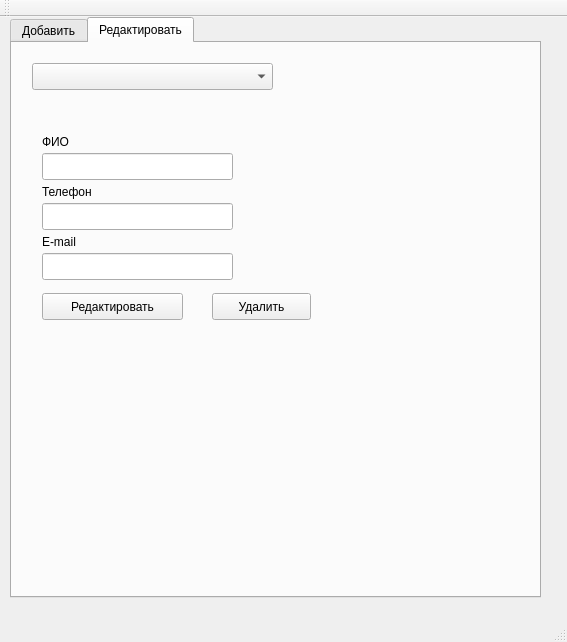
Above: mainwindow.ui from 4ukuta/maxcrm before the change. Below: the same form after it.
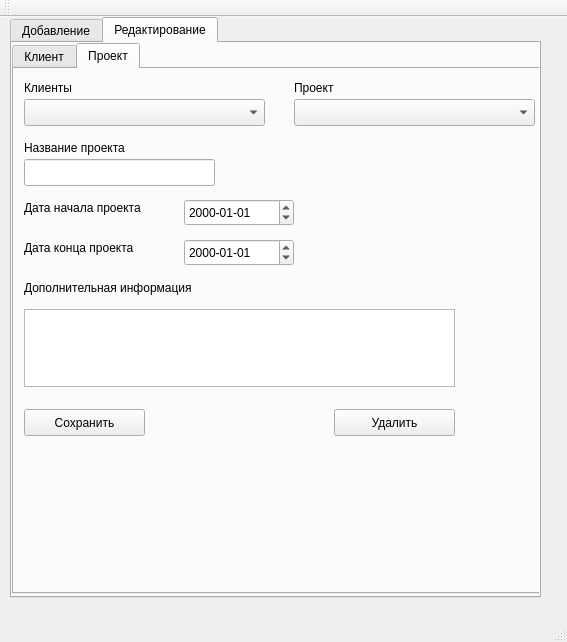
That is the form after the change.

What changed in the file:
```diff
--- a/mainwindow.ui
+++ b/mainwindow.ui
@@ -31,7 +31,7 @@
     </property>
     <widget class="QWidget" name="tab">
      <attribute name="title">
-      <string>Добавить</string>
+      <string>Добавление</string>
      </attribute>
      <widget class="QLineEdit" name="fio">
       <property name="geometry">
@@ -216,12 +216,28 @@
     </widget>
     <widget class="QWidget" name="tab_2">
      <attribute name="title">
-      <string>Редактировать</string>
+      <string>Редактирование</string>
+     </attribute>
+     <widget class="QTabWidget" name="tabWidget_3">
+      <property name="geometry">
+       <rect>
+        <x>0</x>
+        <y>0</y>
+        <width>531</width>
+        <height>551</height>
+       </rect>
+      </property>
+      <property name="currentIndex">
+       <number>1</number>
+      </property>
+      <widget class="QWidget" name="tab_7">
+       <attribute name="title">
+        <string>Клиент</string>
      </attribute>
      <widget class="QComboBox" name="comboBox">
       <property name="geometry">
        <rect>
-        <x>20</x>
+          <x>10</x>
         <y>20</y>
         <width>241</width>
         <height>27</height>
@@ -231,36 +247,10 @@
        <string/>
       </property>
      </widget>
-     <widget class="QPushButton" name="pushButton_3">
-      <property name="geometry">
-       <rect>
-        <x>200</x>
-        <y>250</y>
-        <width>99</width>
-        <height>27</height>
-       </rect>
-      </property>
-      <property name="text">
-       <string>Удалить</string>
-      </property>
-     </widget>
-     <widget class="QLabel" name="label_8">
-      <property name="geometry">
-       <rect>
-        <x>30</x>
-        <y>140</y>
-        <width>67</width>
-        <height>17</height>
-       </rect>
-      </property>
-      <property name="text">
-       <string>Телефон</string>
-      </property>
-     </widget>
      <widget class="QLabel" name="label_9">
       <property name="geometry">
        <rect>
-        <x>30</x>
+          <x>20</x>
         <y>90</y>
         <width>67</width>
         <height>17</height>
@@ -270,61 +260,270 @@
        <string>ФИО</string>
       </property>
      </widget>
+       <widget class="QLabel" name="label_8">
+        <property name="geometry">
+         <rect>
+          <x>20</x>
+          <y>140</y>
+          <width>67</width>
+          <height>17</height>
+         </rect>
+        </property>
+        <property name="text">
+         <string>Телефон</string>
+        </property>
+       </widget>
+       <widget class="QLabel" name="label_11">
+        <property name="geometry">
+         <rect>
+          <x>20</x>
+          <y>190</y>
+          <width>67</width>
+          <height>17</height>
+         </rect>
+        </property>
+        <property name="text">
+         <string>E-mail</string>
+        </property>
+       </widget>
+       <widget class="QPushButton" name="pushButton_3">
+        <property name="geometry">
+         <rect>
+          <x>190</x>
+          <y>250</y>
+          <width>99</width>
+          <height>27</height>
+         </rect>
+        </property>
+        <property name="text">
+         <string>Удалить</string>
+        </property>
+       </widget>
      <widget class="QLineEdit" name="phone_2">
       <property name="geometry">
        <rect>
-        <x>30</x>
+          <x>20</x>
         <y>160</y>
         <width>191</width>
         <height>27</height>
        </rect>
       </property>
      </widget>
-     <widget class="QLineEdit" name="email_2">
-      <property name="geometry">
-       <rect>
-        <x>30</x>
-        <y>210</y>
-        <width>191</width>
-        <height>27</height>
-       </rect>
-      </property>
-     </widget>
-     <widget class="QLabel" name="label_11">
-      <property name="geometry">
-       <rect>
-        <x>30</x>
-        <y>190</y>
-        <width>67</width>
-        <height>17</height>
-       </rect>
-      </property>
-      <property name="text">
-       <string>E-mail</string>
-      </property>
-     </widget>
-     <widget class="QLineEdit" name="fio_2">
-      <property name="geometry">
-       <rect>
-        <x>30</x>
-        <y>110</y>
-        <width>191</width>
-        <height>27</height>
-       </rect>
-      </property>
-     </widget>
      <widget class="QPushButton" name="pushButton_2">
       <property name="geometry">
        <rect>
-        <x>30</x>
+          <x>20</x>
         <y>250</y>
         <width>141</width>
         <height>27</height>
        </rect>
       </property>
       <property name="text">
-       <string>Редактировать</string>
-      </property>
+         <string>Сохранить</string>
+        </property>
+       </widget>
+       <widget class="QLineEdit" name="fio_2">
+        <property name="geometry">
+         <rect>
+          <x>20</x>
+          <y>110</y>
+          <width>191</width>
+          <height>27</height>
+         </rect>
+        </property>
+       </widget>
+       <widget class="QLineEdit" name="email_2">
+        <property name="geometry">
+         <rect>
+          <x>20</x>
+          <y>210</y>
+          <width>191</width>
+          <height>27</height>
+         </rect>
+        </property>
+       </widget>
+      </widget>
+      <widget class="QWidget" name="tab_8">
+       <attribute name="title">
+        <string>Проект</string>
+       </attribute>
+       <widget class="QDateEdit" name="data_end_3">
+        <property name="geometry">
+         <rect>
+          <x>170</x>
+          <y>170</y>
+          <width>110</width>
+          <height>27</height>
+         </rect>
+        </property>
+        <property name="displayFormat">
+         <string>yyyy-dd-MM</string>
+        </property>
+       </widget>
+       <widget class="QComboBox" name="comboBox_4">
+        <property name="geometry">
+         <rect>
+          <x>10</x>
+          <y>30</y>
+          <width>241</width>
+          <height>27</height>
+         </rect>
+        </property>
+        <property name="currentText">
+         <string/>
+        </property>
+       </widget>
+       <widget class="QLabel" name="label_26">
+        <property name="geometry">
+         <rect>
+          <x>10</x>
+          <y>170</y>
+          <width>161</width>
+          <height>17</height>
+         </rect>
+        </property>
+        <property name="text">
+         <string>Дата конца проекта</string>
+        </property>
+       </widget>
+       <widget class="QLabel" name="label_25">
+        <property name="geometry">
+         <rect>
+          <x>10</x>
+          <y>10</y>
+          <width>67</width>
+          <height>17</height>
+         </rect>
+        </property>
+        <property name="text">
+         <string>Клиенты</string>
+        </property>
+       </widget>
+       <widget class="QLineEdit" name="projectname_3">
+        <property name="geometry">
+         <rect>
+          <x>10</x>
+          <y>90</y>
+          <width>191</width>
+          <height>27</height>
+         </rect>
+        </property>
+       </widget>
+       <widget class="QLabel" name="label_23">
+        <property name="geometry">
+         <rect>
+          <x>10</x>
+          <y>130</y>
+          <width>161</width>
+          <height>17</height>
+         </rect>
+        </property>
+        <property name="text">
+         <string>Дата начала проекта</string>
+        </property>
+       </widget>
+       <widget class="QPushButton" name="pushButton_7">
+        <property name="geometry">
+         <rect>
+          <x>10</x>
+          <y>340</y>
+          <width>121</width>
+          <height>27</height>
+         </rect>
+        </property>
+        <property name="text">
+         <string>Сохранить</string>
+        </property>
+       </widget>
+       <widget class="QPlainTextEdit" name="datainfo_3">
+        <property name="geometry">
+         <rect>
+          <x>10</x>
+          <y>240</y>
+          <width>431</width>
+          <height>78</height>
+         </rect>
+        </property>
+       </widget>
+       <widget class="QLabel" name="label_24">
+        <property name="geometry">
+         <rect>
+          <x>10</x>
+          <y>210</y>
+          <width>231</width>
+          <height>17</height>
+         </rect>
+        </property>
+        <property name="text">
+         <string>Дополнительная информация</string>
+        </property>
+       </widget>
+       <widget class="QLabel" name="label_27">
+        <property name="geometry">
+         <rect>
+          <x>10</x>
+          <y>70</y>
+          <width>151</width>
+          <height>17</height>
+         </rect>
+        </property>
+        <property name="text">
+         <string>Название проекта</string>
+        </property>
+       </widget>
+       <widget class="QDateEdit" name="data_start_3">
+        <property name="geometry">
+         <rect>
+          <x>170</x>
+          <y>130</y>
+          <width>110</width>
+          <height>27</height>
+         </rect>
+        </property>
+        <property name="displayFormat">
+         <string>yyyy-dd-MM</string>
+        </property>
+       </widget>
+       <widget class="QPushButton" name="pushButton_8">
+        <property name="geometry">
+         <rect>
+          <x>320</x>
+          <y>340</y>
+          <width>121</width>
+          <height>27</height>
+         </rect>
+        </property>
+        <property name="text">
+         <string>Удалить</string>
+        </property>
+       </widget>
+       <widget class="QComboBox" name="comboBox_5">
+        <property name="geometry">
+         <rect>
+          <x>280</x>
+          <y>30</y>
+          <width>241</width>
+          <height>27</height>
+         </rect>
+        </property>
+        <property name="currentText">
+         <string/>
+        </property>
+       </widget>
+       <widget class="QLabel" name="label_28">
+        <property name="geometry">
+         <rect>
+          <x>280</x>
+          <y>10</y>
+          <width>67</width>
+          <height>17</height>
+         </rect>
+        </property>
+        <property name="text">
+         <string>Проект</string>
+        </property>
+       </widget>
+      </widget>
      </widget>
     </widget>
    </widget>
```
Left out of the diff: 258 changed lines with no effect on the pictures. Lines whose indentation alone changed are shown as unchanged.
